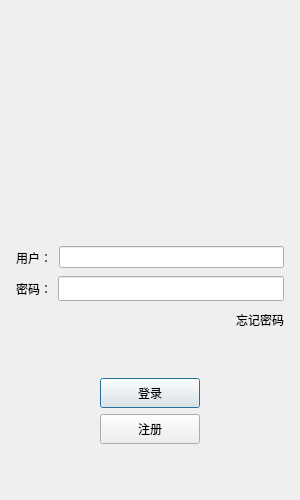
This is clint/llfcchat/logindialog.ui in chen-sheng123sheng/llfcchat as Qt 5 draws it before an edit. The edited form follows.
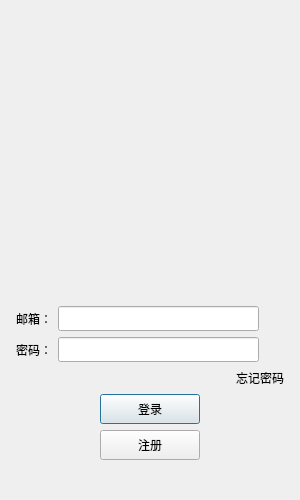
This is the edited form. Icons and pictures are not drawn. Custom widgets are drawn as their Qt base class.

```diff
--- a/clint/llfcchat/logindialog.ui
+++ b/clint/llfcchat/logindialog.ui
@@ -25,41 +25,9 @@
   <property name="windowTitle">
    <string>Dialog</string>
   </property>
-  <layout class="QVBoxLayout" name="verticalLayout_2">
+  <layout class="QVBoxLayout" name="verticalLayout_3">
    <item>
-    <widget class="QWidget" name="widget" native="true">
-     <layout class="QGridLayout" name="gridLayout">
-      <item row="0" column="0">
-       <widget class="QLabel" name="label">
-        <property name="text">
-         <string/>
-        </property>
-        <property name="pixmap">
-         <pixmap resource="rc.qrc">:/res/ice.png</pixmap>
-        </property>
-        <property name="alignment">
-         <set>Qt::AlignmentFlag::AlignCenter</set>
-        </property>
-       </widget>
-      </item>
-     </layout>
-    </widget>
-   </item>
-   <item>
-    <spacer name="verticalSpacer">
-     <property name="orientation">
-      <enum>Qt::Orientation::Vertical</enum>
-     </property>
-     <property name="sizeHint" stdset="0">
-      <size>
-       <width>20</width>
-       <height>40</height>
-      </size>
-     </property>
-    </spacer>
-   </item>
-   <item>
-    <layout class="QVBoxLayout" name="verticalLayout">
+    <layout class="QVBoxLayout" name="verticalLayout_2">
      <property name="leftMargin">
       <number>5</number>
      </property>
@@ -73,12 +41,75 @@
       <number>5</number>
      </property>
      <item>
-      <layout class="QHBoxLayout" name="user_layout">
-       <property name="spacing">
-        <number>7</number>
+      <widget class="QLabel" name="err_tip">
+       <property name="minimumSize">
+        <size>
+         <width>0</width>
+         <height>25</height>
+        </size>
        </property>
+       <property name="maximumSize">
+        <size>
+         <width>16777215</width>
+         <height>25</height>
+        </size>
+       </property>
+       <property name="text">
+        <string/>
+       </property>
+       <property name="alignment">
+        <set>Qt::AlignmentFlag::AlignCenter</set>
+       </property>
+      </widget>
+     </item>
+     <item>
+      <widget class="QWidget" name="head_widget" native="true">
+       <property name="minimumSize">
+        <size>
+         <width>200</width>
+         <height>230</height>
+        </size>
+       </property>
+       <layout class="QGridLayout" name="gridLayout">
+        <item row="1" column="0">
+         <widget class="QLabel" name="head_label">
+          <property name="minimumSize">
+           <size>
+            <width>200</width>
+            <height>200</height>
+           </size>
+          </property>
+          <property name="maximumSize">
+           <size>
+            <width>200</width>
+            <height>200</height>
+           </size>
+          </property>
+          <property name="text">
+           <string/>
+          </property>
+         </widget>
+        </item>
+       </layout>
+      </widget>
+     </item>
+     <item>
+      <spacer name="verticalSpacer_3">
+       <property name="orientation">
+        <enum>Qt::Orientation::Vertical</enum>
+       </property>
+       <property name="sizeHint" stdset="0">
+        <size>
+         <width>20</width>
+         <height>40</height>
+        </size>
+       </property>
+      </spacer>
+     </item>
+     <item>
+      <layout class="QHBoxLayout" name="horizontalLayout_2">
        <item>
-        <widget class="QLabel" name="user_label">
+        <widget class="QLabel" name="email_lb">
          <property name="minimumSize">
           <size>
            <width>0</width>
@@ -92,17 +123,46 @@
           </size>
          </property>
          <property name="text">
-          <string>用户：</string>
+          <string>邮箱：</string>
          </property>
         </widget>
        </item>
        <item>
-        <widget class="QLineEdit" name="lineEdit"/>
+        <widget class="QLineEdit" name="email_edit">
+         <property name="minimumSize">
+          <size>
+           <width>0</width>
+           <height>25</height>
+          </size>
+         </property>
+         <property name="maximumSize">
+          <size>
+           <width>16777215</width>
+           <height>25</height>
+          </size>
+         </property>
+        </widget>
+       </item>
+       <item>
+        <spacer name="horizontalSpacer_6">
+         <property name="orientation">
+          <enum>Qt::Orientation::Horizontal</enum>
+         </property>
+         <property name="sizeType">
+          <enum>QSizePolicy::Policy::Fixed</enum>
+         </property>
+         <property name="sizeHint" stdset="0">
+          <size>
+           <width>25</width>
+           <height>20</height>
+          </size>
+         </property>
+        </spacer>
        </item>
       </layout>
      </item>
      <item>
-      <layout class="QHBoxLayout" name="pass_layout">
+      <layout class="QHBoxLayout" name="horizontalLayout_3">
        <item>
         <widget class="QLabel" name="pass_label">
          <property name="minimumSize">
@@ -138,10 +198,26 @@
          </property>
         </widget>
        </item>
+       <item>
+        <spacer name="horizontalSpacer_7">
+         <property name="orientation">
+          <enum>Qt::Orientation::Horizontal</enum>
+         </property>
+         <property name="sizeType">
+          <enum>QSizePolicy::Policy::Fixed</enum>
+         </property>
+         <property name="sizeHint" stdset="0">
+          <size>
+           <width>25</width>
+           <height>20</height>
+          </size>
+         </property>
+        </spacer>
+       </item>
       </layout>
      </item>
      <item>
-      <layout class="QHBoxLayout" name="forget_layout">
+      <layout class="QHBoxLayout" name="horizontalLayout_4">
        <item>
         <spacer name="horizontalSpacer">
          <property name="orientation">
@@ -157,18 +233,6 @@
        </item>
        <item>
         <widget class="ClickedLabel" name="forget_label">
-         <property name="minimumSize">
-          <size>
-           <width>0</width>
-           <height>25</height>
-          </size>
-         </property>
-         <property name="maximumSize">
-          <size>
-           <width>16777215</width>
-           <height>25</height>
-          </size>
-         </property>
          <property name="text">
           <string>忘记密码</string>
          </property>
@@ -177,20 +241,7 @@
       </layout>
      </item>
      <item>
-      <spacer name="verticalSpacer_2">
-       <property name="orientation">
-        <enum>Qt::Orientation::Vertical</enum>
-       </property>
-       <property name="sizeHint" stdset="0">
-        <size>
-         <width>20</width>
-         <height>40</height>
-        </size>
-       </property>
-      </spacer>
-     </item>
-     <item>
-      <layout class="QHBoxLayout" name="login_layout">
+      <layout class="QHBoxLayout" name="horizontalLayout_5">
        <item>
         <spacer name="horizontalSpacer_2">
          <property name="orientation">
@@ -212,12 +263,6 @@
            <height>30</height>
           </size>
          </property>
-         <property name="maximumSize">
-          <size>
-           <width>100</width>
-           <height>30</height>
-          </size>
-         </property>
          <property name="text">
           <string>登录</string>
          </property>
@@ -239,7 +284,7 @@
       </layout>
      </item>
      <item>
-      <layout class="QHBoxLayout" name="reg_layout">
+      <layout class="QHBoxLayout" name="horizontalLayout_6">
        <item>
         <spacer name="horizontalSpacer_4">
          <property name="orientation">
@@ -261,12 +306,6 @@
            <height>30</height>
           </size>
          </property>
-         <property name="maximumSize">
-          <size>
-           <width>100</width>
-           <height>30</height>
-          </size>
-         </property>
          <property name="text">
           <string>注册</string>
          </property>
@@ -288,7 +327,7 @@
       </layout>
      </item>
      <item>
-      <spacer name="verticalSpacer_3">
+      <spacer name="verticalSpacer">
        <property name="orientation">
         <enum>Qt::Orientation::Vertical</enum>
        </property>
```
Left out of the diff: 6 changed lines with no effect on the pictures.
